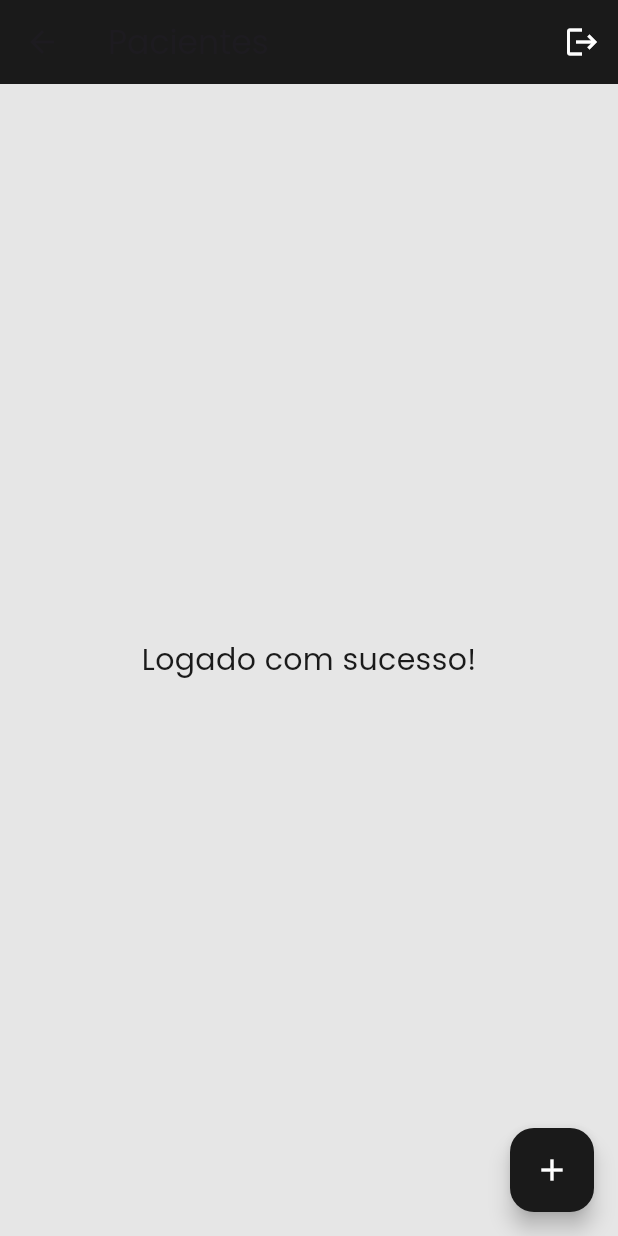
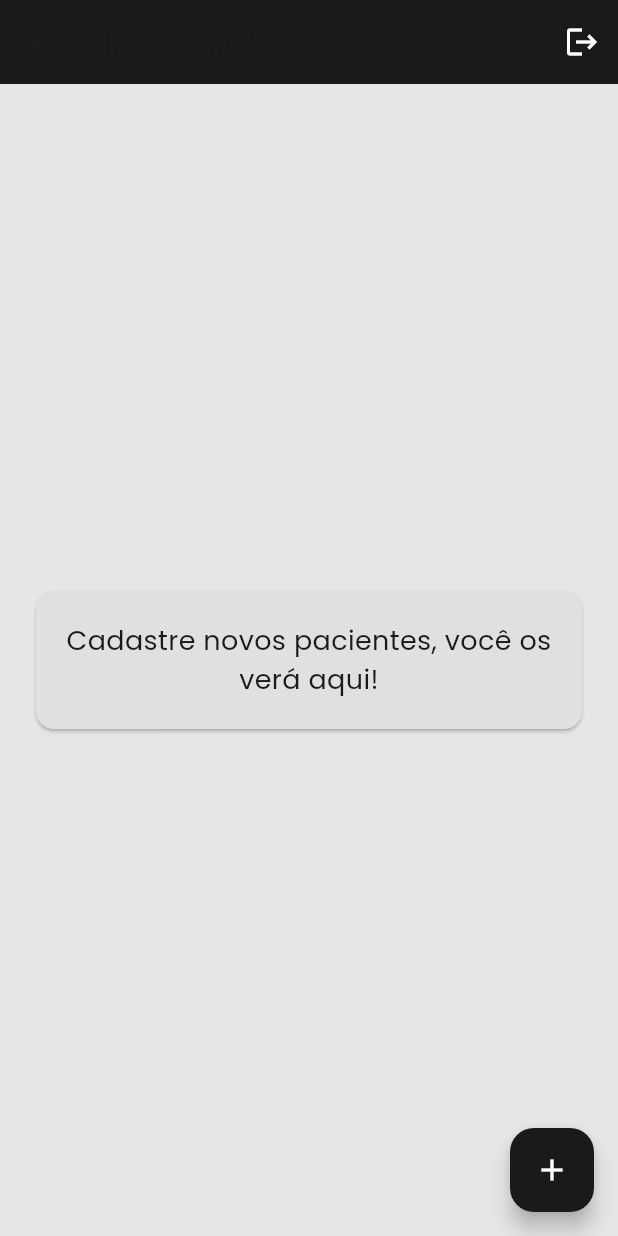
Before and after one commit to dienikwi/monitorapp, a Flutter app: the ListagemPacientesPage screen opened by its route, on a phone screen of 412 x 824 dp. Run offline on Flutter 3.47's test engine with Material 3 defaults, Android fonts, the phone set to English and light mode, and no system bars; our stand-ins replace cloud_firestore, firebase_auth, firebase_core, google_fonts; accounts and stored records are empty.

Commit message:
Listar e deletar pacientes

```diff
--- a/app_cuidador/lib/pages/listagem_pacientes_page.dart
+++ b/app_cuidador/lib/pages/listagem_pacientes_page.dart
@@ -1,6 +1,9 @@
 import 'package:flutter/material.dart';
+import 'package:cloud_firestore/cloud_firestore.dart';
 import 'package:firebase_auth/firebase_auth.dart';
+import '../components/paciente_card.dart';
 import '../utils/colors.dart';
+import '../service/paciente_service.dart';
 import 'cadastro_paciente_page.dart';
 
 class ListagemPacientesPage extends StatelessWidget {
@@ -32,11 +35,61 @@ class ListagemPacientesPage extends StatelessWidget {
           ),
         ],
       ),
-      body: const Center(
-        child: Text(
-          'Logado com sucesso!',
-          style: TextStyle(fontSize: 20, color: AppColors.textoEBotao),
-        ),
+      body: StreamBuilder<QuerySnapshot>(
+        stream: PacienteService().listarPacientes(),
+        builder: (context, snapshot) {
+          if (snapshot.connectionState == ConnectionState.waiting) {
+            return const Center(child: CircularProgressIndicator());
+          }
+
+          final docs = snapshot.data?.docs ?? [];
+
+          if (docs.isEmpty) {
+            return Center(
+              child: Card(
+                margin: const EdgeInsets.all(24),
+                color: AppColors.campoTexto.shade300,
+                shape: RoundedRectangleBorder(
+                    borderRadius: BorderRadius.circular(12)),
+                child: const Padding(
+                  padding: EdgeInsets.all(20),
+                  child: Text(
+                    'Cadastre novos pacientes, você os verá aqui!',
+                    style: TextStyle(
+                      fontSize: 18,
+                      color: AppColors.textoEBotao,
+                    ),
+                    textAlign: TextAlign.center,
+                  ),
+                ),
+              ),
+            );
+          }
+
+          return ListView.builder(
+            itemCount: docs.length,
+            itemBuilder: (context, index) {
+              final paciente = docs[index];
+              final pacienteId = paciente.id;
+
+              return PacienteCard(
+                nome: paciente['nome'],
+                idade: paciente['idade'],
+                endereco: paciente['endereco'],
+                codigo: paciente['codigo'],
+                onDelete: () async {
+                  final erro =
+                      await PacienteService().deletarPaciente(pacienteId);
+                  if (erro != null) {
+                    ScaffoldMessenger.of(context).showSnackBar(
+                      SnackBar(content: Text(erro)),
+                    );
+                  }
+                },
+              );
+            },
+          );
+        },
       ),
       floatingActionButton: FloatingActionButton(
         backgroundColor: AppColors.textoEBotao,
```
Also changed, not shown: app_cuidador/lib/components/paciente_card.dart (added, +59 -0 lines), app_cuidador/lib/service/paciente_service.dart (+27 -0 lines).
